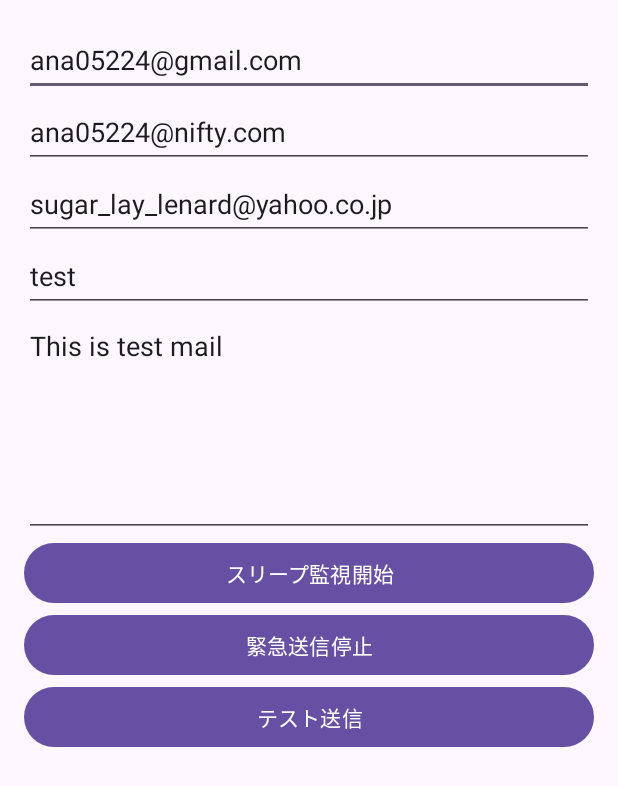
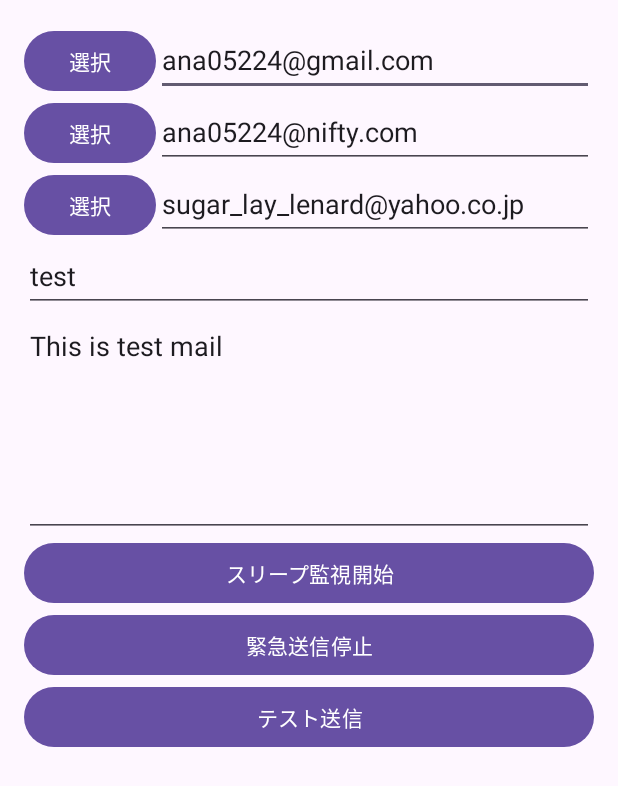
Before and after one commit to brmmx5sryd-sketch/SleepAlert, an Android app: the screen it shows after launch (MainActivity), on a phone screen of 412 x 824 dp. Shown: the top 786 px of the screen. Run offline under Robolectric (Android 15) with nearby library versions, the light colour scheme and no system bars.

Commit message:
複数メール送信の対応

```diff
--- a/app/src/main/AndroidManifest.xml
+++ b/app/src/main/AndroidManifest.xml
@@ -18,6 +18,7 @@
 
     <!--　boot対応 -->
     <uses-permission android:name="android.permission.RECEIVE_BOOT_COMPLETED"/>
+    <uses-permission android:name="android.permission.READ_CONTACTS"/>
 
 
     <application
--- a/app/src/main/java/com/example/sleepalertapp/MainActivity.kt
+++ b/app/src/main/java/com/example/sleepalertapp/MainActivity.kt
@@ -18,7 +18,13 @@ class MainActivity : AppCompatActivity() {
     private lateinit var buttonStart: Button
     private lateinit var buttonStop: Button
     private lateinit var buttonTestSend: Button
+    private lateinit var buttonSelect1: Button
+    private lateinit var buttonSelect2: Button
+    private lateinit var buttonSelect3: Button
 
+    private val REQUEST_CONTACT_1 = 101
+    private val REQUEST_CONTACT_2 = 102
+    private val REQUEST_CONTACT_3 = 103
 
     override fun onCreate(savedInstanceState: Bundle?) {
         super.onCreate(savedInstanceState)
@@ -40,6 +46,9 @@ class MainActivity : AppCompatActivity() {
         buttonStart = findViewById(R.id.buttonStart)
         buttonStop = findViewById(R.id.buttonStop)
         buttonTestSend = findViewById(R.id.buttonTestSend)
+        buttonSelect1 = findViewById(R.id.buttonSelect1)
+        buttonSelect2 = findViewById(R.id.buttonSelect2)
+        buttonSelect3 = findViewById(R.id.buttonSelect3)
 
         editTextTo1.setText("ana05224@gmail.com")
         editTextTo2.setText("ana05224@nifty.com")
@@ -102,5 +111,51 @@ class MainActivity : AppCompatActivity() {
 
             Toast.makeText(this, "テストメール送信中（複数）", Toast.LENGTH_SHORT).show()
         }
+
+        buttonSelect1.setOnClickListener {
+            openContactPicker(REQUEST_CONTACT_1)
+        }
+
+        buttonSelect2.setOnClickListener {
+            openContactPicker(REQUEST_CONTACT_2)
+        }
+
+        buttonSelect3.setOnClickListener {
+            openContactPicker(REQUEST_CONTACT_3)
+        }
+    }
+
+    private fun openContactPicker(requestCode: Int) {
+        val intent = Intent(Intent.ACTION_PICK)
+        intent.type = android.provider.ContactsContract.CommonDataKinds.Email.CONTENT_TYPE
+        startActivityForResult(intent, requestCode)
+    }
+
+    override fun onActivityResult(requestCode: Int, resultCode: Int, data: Intent?) {
+        super.onActivityResult(requestCode, resultCode, data)
+
+        if (resultCode == RESULT_OK && data != null) {
+            val uri = data.data ?: return
+
+            val cursor = contentResolver.query(
+                uri,
+                arrayOf(android.provider.ContactsContract.CommonDataKinds.Email.ADDRESS),
+                null,
+                null,
+                null
+            )
+
+            cursor?.use {
+                if (it.moveToFirst()) {
+                    val email = it.getString(0)
+
+                    when (requestCode) {
+                        REQUEST_CONTACT_1 -> editTextTo1.setText(email)
+                        REQUEST_CONTACT_2 -> editTextTo2.setText(email)
+                        REQUEST_CONTACT_3 -> editTextTo3.setText(email)
+                    }
+                }
+            }
+        }
     }
 }
--- a/app/src/main/res/layout/activity_main.xml
+++ b/app/src/main/res/layout/activity_main.xml
@@ -7,30 +7,69 @@
     android:padding="16dp"
     tools:context=".MainActivity">
 
-    <!-- 宛先 -->
     <!-- 宛先1 -->
+    <LinearLayout
+        android:layout_width="match_parent"
+        android:layout_height="wrap_content"
+        android:orientation="horizontal">
+
+        <Button
+            android:id="@+id/buttonSelect1"
+            android:layout_width="wrap_content"
+            android:layout_height="wrap_content"
+            android:text="選択" />
+
         <EditText
             android:id="@+id/editTextTo1"
-        android:layout_width="match_parent"
+            android:layout_width="0dp"
             android:layout_height="48dp"
+            android:layout_weight="1"
             android:hint="宛先メール1"
             android:inputType="textEmailAddress" />
+    </LinearLayout>
 
     <!-- 宛先2 -->
+    <LinearLayout
+        android:layout_width="match_parent"
+        android:layout_height="wrap_content"
+        android:orientation="horizontal">
+
+        <Button
+            android:id="@+id/buttonSelect2"
+            android:layout_width="wrap_content"
+            android:layout_height="wrap_content"
+            android:text="選択" />
+
         <EditText
             android:id="@+id/editTextTo2"
-        android:layout_width="match_parent"
+            android:layout_width="0dp"
             android:layout_height="48dp"
+            android:layout_weight="1"
             android:hint="宛先メール2"
             android:inputType="textEmailAddress" />
+    </LinearLayout>
 
     <!-- 宛先3 -->
+    <LinearLayout
+        android:layout_width="match_parent"
+        android:layout_height="wrap_content"
+        android:orientation="horizontal">
+
+        <Button
+            android:id="@+id/buttonSelect3"
+            android:layout_width="wrap_content"
+            android:layout_height="wrap_content"
+            android:text="選択" />
+
         <EditText
             android:id="@+id/editTextTo3"
-        android:layout_width="match_parent"
+            android:layout_width="0dp"
             android:layout_height="48dp"
+            android:layout_weight="1"
             android:hint="宛先メール3"
             android:inputType="textEmailAddress" />
+    </LinearLayout>
+
 
     <!-- 件名 -->
     <EditText
@@ -71,4 +110,6 @@
         android:layout_height="wrap_content"
         android:text="テスト送信" />
 
+    <!-- (Removed standalone contact select buttons, now included per row) -->
+
 </LinearLayout>
```
Lines whose indentation alone changed are shown as unchanged.
